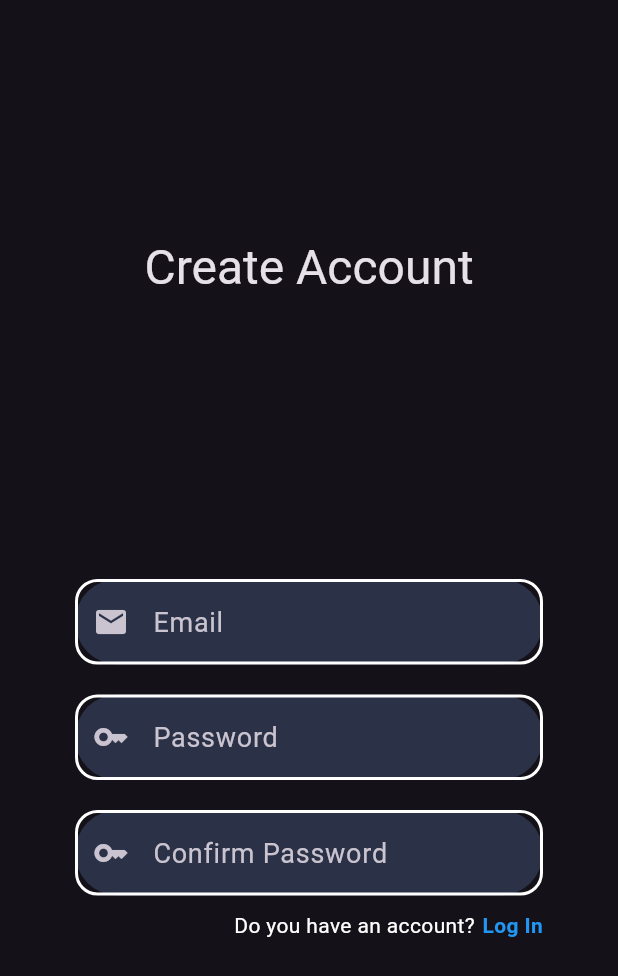
After one commit to Baseletos/TodoApp, a Flutter app: the screen it shows after launch, after a tap on "Sign UP", on a phone screen of 412 x 824 dp. The commit adds this screen. Shown: the top 976 px of the screen. Run offline on Flutter 3.47's test engine with Material 3 defaults, Android fonts, the phone set to English and light mode, and no system bars; our stand-ins replace firebase_core; accounts and stored records are empty; network calls fail.

Commit message:
Add login and signup pages

```diff
--- /dev/null
+++ b/lib/auth/main_page.dart
@@ -0,0 +1,28 @@
+import 'package:flutter/material.dart';
+import 'package:todo_app/screens/login.dart';
+import 'package:todo_app/screens/signup.dart';
+
+class Auth_Page extends StatefulWidget {
+  const Auth_Page({super.key});
+
+  @override
+  State<Auth_Page> createState() => _Auth_PageState();
+}
+
+class _Auth_PageState extends State<Auth_Page> {
+  bool a = true;
+  void to() {
+    setState(() {
+      a = !a;
+    });
+  }
+
+  @override
+  Widget build(BuildContext context) {
+    if (a) {
+      return LogIN_Screen(to);
+    } else {
+      return SignUP_Screen(to);
+    }
+  }
+}
--- a/lib/main.dart
+++ b/lib/main.dart
@@ -1,8 +1,13 @@
+import 'package:firebase_core/firebase_core.dart';
 import 'package:flutter/material.dart';
-import 'package:todo_app/screens/todo_list.dart';
+import 'package:todo_app/auth/main_page.dart';
+import 'package:todo_app/screens/login.dart';
+import 'package:todo_app/screens/signup.dart';
 
-void main() {
-  runApp( const MyApp());
+void main() async {
+  WidgetsFlutterBinding.ensureInitialized();
+//  await Firebase.initializeApp();
+  runApp(const MyApp());
 }
 
 class MyApp extends StatelessWidget {
@@ -13,7 +18,7 @@ class MyApp extends StatelessWidget {
     return MaterialApp(
       debugShowCheckedModeBanner: false,
       theme: ThemeData.dark(),
-      home:  const TodoListPage(),
+      home:  Auth_Page(),
     );
   }
 }
--- a/lib/screens/add_page.dart
+++ b/lib/screens/add_page.dart
@@ -1,8 +1,7 @@
-import 'dart:convert';
 
 import 'package:flutter/material.dart';
+import 'package:todo_app/services/todo_service.dart';
 import 'package:http/http.dart' as http;
-import 'package:todo_app/services/todo_service.dart';
 
 import '../utils/snackbar_helper.dart';
 
@@ -34,6 +33,7 @@ class _AddTodoPageState extends State<AddTodoPage> {
     }
   }
 
+  @override
   Widget build(BuildContext context) {
     return Scaffold(
         appBar: AppBar(
@@ -60,7 +60,7 @@ class _AddTodoPageState extends State<AddTodoPage> {
             const SizedBox(height: 20),
             ElevatedButton(
                 style: ElevatedButton.styleFrom(
-                  backgroundColor: const Color.fromARGB(255, 85, 41, 218),
+                  backgroundColor: const Color.fromARGB(55, 85, 41, 218),
                   shape: RoundedRectangleBorder(
                       borderRadius: BorderRadius.circular(10)),
                 ),
--- /dev/null
+++ b/lib/screens/login.dart
@@ -0,0 +1,160 @@
+import 'package:flutter/material.dart';
+
+class LogIN_Screen extends StatefulWidget {
+  final VoidCallback show;
+  const LogIN_Screen(this.show,{super.key});
+
+  @override
+  State<LogIN_Screen> createState() => _LogIN_ScreenState();
+}
+
+class _LogIN_ScreenState extends State<LogIN_Screen> {
+  FocusNode _focusNode1 = FocusNode();
+  FocusNode _focusNode2 = FocusNode();
+
+  final email = TextEditingController();
+  final password = TextEditingController();
+  @override
+  void initstate() {
+    _focusNode1.addListener(() {
+      setState(() {});
+    });
+    _focusNode2.addListener(() {
+      setState(() {});
+    });
+  }
+
+  Widget build(BuildContext context) {
+    return Scaffold(
+      body: SafeArea(
+          child: SingleChildScrollView(
+        child: Column(
+          children: [
+            SizedBox(height: 20),
+            Login(context),
+            SizedBox(height: 50),
+            textfield(email, _focusNode1, 'Email', Icons.email),
+            SizedBox(height: 20),
+            textfield(password, _focusNode2, 'Password', Icons.key),
+            SizedBox(height: 10),
+            account(),
+            SizedBox(height: 40),
+            login_button()
+          ],
+        ),
+      )),
+    );
+  }
+
+  Widget account() {
+    return Padding(
+      padding: const EdgeInsets.symmetric(
+        horizontal: 50,
+      ),
+      child: Row(
+        mainAxisAlignment: MainAxisAlignment.end,
+        children: [
+          Text(
+            "Don't have an account?",
+            style: TextStyle(
+              color: Colors.white,
+              fontSize: 14.0,
+            ),
+          ),
+          SizedBox(width: 5),
+          GestureDetector(
+            onTap: widget.show,
+            child: Text(
+              "Sign UP",
+              style: TextStyle(
+                color: Colors.blue,
+                fontSize: 14.0,
+                fontWeight: FontWeight.bold,
+              ),
+            ),
+          ),
+        ],
+      ),
+    );
+  }
+
+  Widget login_button() {
+    return Padding(
+      padding: const EdgeInsets.symmetric(
+        horizontal: 300,
+      ),
+      child: Container(
+          alignment: Alignment.center,
+          width: double.infinity,
+          height: 50,
+          decoration: BoxDecoration(
+            color: Color.fromARGB(255, 89, 58, 113),
+            borderRadius: BorderRadius.circular(120),
+          ),
+          child: Text(
+            'Login',
+            style: TextStyle(
+              fontSize: 23,
+              fontWeight: FontWeight.bold,
+            ),
+          )),
+    );
+  }
+
+  Widget textfield(TextEditingController _controller, FocusNode _focusNode,
+      String typename, IconData iconss) {
+    return Padding(
+      padding: const EdgeInsets.symmetric(horizontal: 50),
+      child: Container(
+        decoration: BoxDecoration(
+          color: const Color.fromARGB(255, 43, 50, 71),
+          borderRadius: BorderRadius.circular(120),
+        ),
+        child: TextField(
+          controller: _controller,
+          focusNode: _focusNode,
+          style: TextStyle(
+            fontSize: 18,
+            color: Colors.white,
+          ),
+          decoration: InputDecoration(
+            prefixIcon: Icon(iconss),
+            contentPadding: EdgeInsets.symmetric(horizontal: 15, vertical: 15),
+            hintText: typename,
+            enabledBorder: OutlineInputBorder(
+              borderRadius: BorderRadius.circular(15),
+              borderSide: BorderSide(
+                color: Colors.white,
+                width: 2.0,
+              ),
+            ),
+          ),
+        ),
+      ),
+    );
+  }
+
+  Widget Login(BuildContext context) {
+    return Padding(
+      padding: const EdgeInsets.all(8.0),
+      child: Container(
+        width: double.infinity,
+        height: 300,
+        child: Center(
+          child: SizedBox(
+            child: Text(
+              'Todo App',
+              style: Theme.of(context).textTheme.headlineLarge,
+            ),
+          ),
+        ),
+
+        //  decoration: BoxDecoration(
+        //  image: DecorationImage(
+        //    image: AssetImage(''),
+        //    ),
+        //  ),
+      ),
+    );
+  }
+}
--- /dev/null
+++ b/lib/screens/signup.dart
@@ -0,0 +1,170 @@
+import 'package:flutter/material.dart';
+
+class SignUP_Screen extends StatefulWidget {
+  final VoidCallback show;
+  const SignUP_Screen(this.show,{super.key});
+
+  @override
+  State<SignUP_Screen> createState() => _SignUP_ScreenState();
+}
+
+class _SignUP_ScreenState extends State<SignUP_Screen> {
+  FocusNode _focusNode1 = FocusNode();
+  FocusNode _focusNode2 = FocusNode();
+  FocusNode _focusNode3 = FocusNode();
+
+  final email = TextEditingController();
+  final password = TextEditingController();
+  final passwordConfirm = TextEditingController();
+  @override
+  void initstate() {
+    _focusNode1.addListener(() {
+      setState(() {});
+    });
+    _focusNode2.addListener(() {
+      setState(() {});
+    });
+    _focusNode3.addListener(() {
+      setState(() {});
+    });
+  }
+
+  Widget build(BuildContext context) {
+    return Scaffold(
+      body: SafeArea(
+          child: SingleChildScrollView(
+        child: Column(
+          children: [
+            SizedBox(height: 20),
+            Register(context),
+            SizedBox(height: 50),
+            textfield(email, _focusNode1, 'Email', Icons.email),
+            SizedBox(height: 20),
+            textfield(password, _focusNode2, 'Password', Icons.key),
+            SizedBox(height: 20),
+            textfield(passwordConfirm, _focusNode3, 'Confirm Password', Icons.key),
+            SizedBox(height:10),
+              account(),
+              SizedBox(height: 40),
+              signup_button()
+          ],
+        ),
+      )),
+
+    );
+  }
+
+  Widget account() {
+    return Padding(
+              padding: const EdgeInsets.symmetric(
+                horizontal: 50,
+              ),
+              child: Row(
+                mainAxisAlignment: MainAxisAlignment.end,
+                children: [
+                  Text(
+                    "Do you have an account?",
+                    style: TextStyle(
+                      color: Colors.white,
+                      fontSize: 14.0,
+                    ),
+                    ),
+                    SizedBox(width: 5),
+                    GestureDetector(
+                      onTap: widget.show,
+                      child: Text(
+                        "Log In",
+                        style: TextStyle(
+                        color: Colors.blue,
+                        fontSize: 14.0,
+                        fontWeight: FontWeight.bold,
+                        ),
+                      ),
+                    ),
+                ],
+              ),
+            );
+  }
+
+  Widget signup_button() {
+    return Padding(
+              padding: const EdgeInsets.symmetric(
+                horizontal: 300,
+              ),
+              child: Container(
+                alignment: Alignment.center,
+                width: double.infinity,
+                height: 50,
+                decoration: BoxDecoration(
+                  color: Color.fromARGB(255, 89, 58, 113),
+                  borderRadius: BorderRadius.circular(120),
+                ),
+                child: Text(
+                  'Sign Up',
+                  style: TextStyle(
+                    fontSize: 23,
+                    fontWeight: FontWeight.bold,
+
+                  ),
+                  )
+              ),
+            );
+  }
+
+  Widget textfield(TextEditingController _controller, FocusNode _focusNode,
+      String typename, IconData iconss) {
+    return Padding(
+      padding: const EdgeInsets.symmetric(horizontal: 50),
+      child: Container(
+        decoration: BoxDecoration(
+          color: const Color.fromARGB(255, 43, 50, 71),
+          borderRadius: BorderRadius.circular(120),
+        ),
+        child: TextField(
+          controller: _controller,
+          focusNode: _focusNode,
+          style: TextStyle(
+            fontSize: 18,
+            color: Colors.white,
+          ),
+          decoration: InputDecoration(
+            prefixIcon: Icon(iconss),
+            contentPadding: EdgeInsets.symmetric(horizontal: 15, vertical: 15),
+            hintText: typename,
+            enabledBorder: OutlineInputBorder(
+              borderRadius: BorderRadius.circular(15),
+              borderSide: BorderSide(
+                color: Colors.white,
+                width: 2.0,
+              ),
+            ),
+          ),
+        ),
+      ),
+    );
+  }
+
+  Widget Register(BuildContext context) {
+    return Padding(
+      padding: const EdgeInsets.all(8.0),
+      child: Container(
+        width: double.infinity,
+        height: 300,
+        child: Center(
+          child: SizedBox(
+            child: Text(
+              'Create Account',
+              style: Theme.of(context).textTheme.headlineLarge,
+            ),
+          ),
+        ),
+
+        //  decoration: BoxDecoration(
+        //  image: DecorationImage(
+        //    image: AssetImage(''),
+        //    ),
+        //  ),
+      ),
+    );
+  }
+}
--- a/lib/screens/todo_list.dart
+++ b/lib/screens/todo_list.dart
@@ -84,7 +84,7 @@ class _TodoListPageState extends State<TodoListPage> {
         ),
         floatingActionButton: FloatingActionButton.extended(
           onPressed: navigateToAddPage,
-          label: const Text('Add Todo'),
+          label: const Text('+'),
         ));
   }
 
--- a/lib/services/todo_service.dart
+++ b/lib/services/todo_service.dart
@@ -34,7 +34,7 @@ class TodoService {
     return response.statusCode == 200;
   }
   static Future<bool?> addTodo(Map body) async {
-    final url = 'https://api.nstack.in/v1/todos';
+    const url = 'https://api.nstack.in/v1/todos';
     final uri = Uri.parse(url);
     final response = await http.post(
       uri,
--- a/pubspec.yaml
+++ b/pubspec.yaml
@@ -30,6 +30,8 @@ environment:
 dependencies:
   flutter:
     sdk: flutter
+  firebase_auth: ^4.3.0
+  cloud_firestore: ^4.5.0
 
 
   # The following adds the Cupertino Icons font to your application.
@@ -60,8 +62,8 @@ flutter:
   uses-material-design: true
 
   # To add assets to your application, add an assets section, like this:
-  # assets:
-  #   - images/a_dot_burr.jpeg
+  assets:
+    - images/
   #   - images/a_dot_ham.jpeg
 
   # An image asset can refer to one or more resolution-specific "variants", see
```
Also changed, not shown: pubspec.lock, 3 other files.
